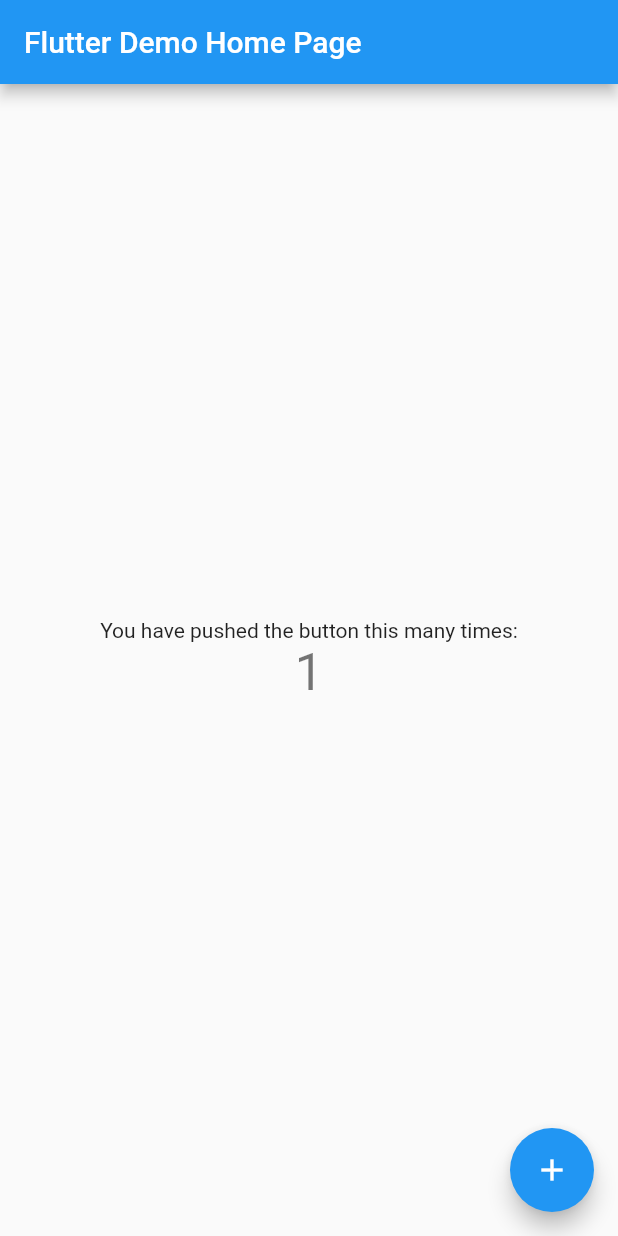
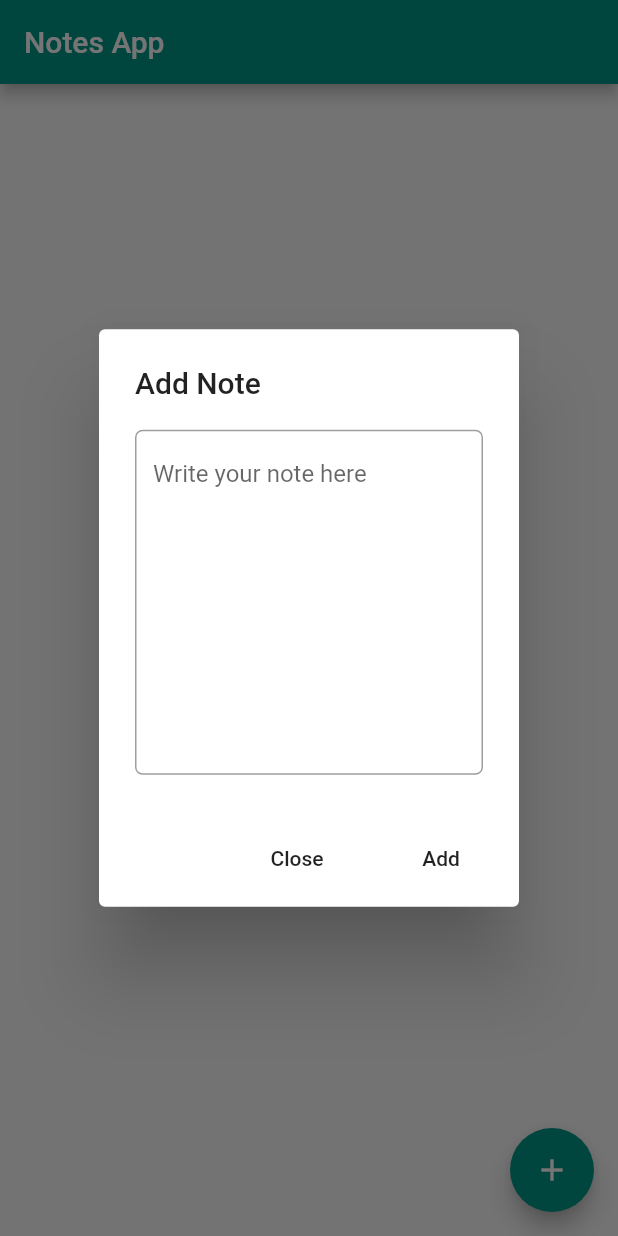
Before and after one commit to prashant2917/notesApp, a Flutter app: the screen it shows after launch, after a tap on the "add" icon, on a phone screen of 412 x 824 dp. Run offline on Flutter 3.47's test engine with Material 2 defaults, Android fonts, the phone set to English and light mode, and no system bars; our stand-ins replace fluttertoast.

Commit message:
Add note dialog Toast library

```diff
--- a/lib/main.dart
+++ b/lib/main.dart
@@ -1,4 +1,7 @@
 import 'package:flutter/material.dart';
+import 'package:fluttertoast/fluttertoast.dart';
+import 'package:notesapp/Utils.dart';
+
 
 void main() => runApp(MyApp());
 
@@ -12,100 +15,103 @@ class MyApp extends StatelessWidget {
         // This is the theme of your application.
         //
         // Try running your application with "flutter run". You'll see the
-        // application has a blue toolbar. Then, without quitting the app, try
+        // application has a teal toolbar. Then, without quitting the app, try
         // changing the primarySwatch below to Colors.green and then invoke
         // "hot reload" (press "r" in the console where you ran "flutter run",
         // or simply save your changes to "hot reload" in a Flutter IDE).
         // Notice that the counter didn't reset back to zero; the application
         // is not restarted.
-        primarySwatch: Colors.blue,
+        primarySwatch: Colors.teal,
       ),
-      home: MyHomePage(title: 'Flutter Demo Home Page'),
+     // home: MyHomePage(title: 'Notes App'),
+    home:MyHomePage(title: 'notes App'),
+      //home:GreenFrog(),
     );
   }
 }
+class GreenFrog extends StatelessWidget {
+  const GreenFrog({ Key key }) : super(key: key);
 
+  @override
+  Widget build(BuildContext context) {
+    return Container(color: const Color(0xFF2DBD3A));
+  }
+}
 class MyHomePage extends StatefulWidget {
   MyHomePage({Key key, this.title}) : super(key: key);
 
-  // This widget is the home page of your application. It is stateful, meaning
-  // that it has a State object (defined below) that contains fields that affect
-  // how it looks.
-
-  // This class is the configuration for the state. It holds the values (in this
-  // case the title) provided by the parent (in this case the App widget) and
-  // used by the build method of the State. Fields in a Widget subclass are
-  // always marked "final".
 
   final String title;
 
+
+
+
   @override
-  _MyHomePageState createState() => _MyHomePageState();
+ ShowDialogState createState() {
+   return ShowDialogState();
+
+  }
+
 }
 
-class _MyHomePageState extends State<MyHomePage> {
-  int _counter = 0;
-
-  void _incrementCounter() {
-    setState(() {
-      // This call to setState tells the Flutter framework that something has
-      // changed in this State, which causes it to rerun the build method below
-      // so that the display can reflect the updated values. If we changed
-      // _counter without calling setState(), then the build method would not be
-      // called again, and so nothing would appear to happen.
-      _counter++;
-    });
-  }
-
+class ShowDialogState extends State{
   @override
   Widget build(BuildContext context) {
-    // This method is rerun every time setState is called, for instance as done
-    // by the _incrementCounter method above.
-    //
-    // The Flutter framework has been optimized to make rerunning build methods
-    // fast, so that you can just rebuild anything that needs updating rather
-    // than having to individually change instances of widgets.
+    // TODO: implement build
+    //throw UnimplementedError();
     return Scaffold(
       appBar: AppBar(
         // Here we take the value from the MyHomePage object that was created by
         // the App.build method, and use it to set our appbar title.
-        title: Text(widget.title),
+        title: Text("Notes App"),
       ),
-      body: Center(
-        // Center is a layout widget. It takes a single child and positions it
-        // in the middle of the parent.
-        child: Column(
-          // Column is also a layout widget. It takes a list of children and
-          // arranges them vertically. By default, it sizes itself to fit its
-          // children horizontally, and tries to be as tall as its parent.
-          //
-          // Invoke "debug painting" (press "p" in the console, choose the
-          // "Toggle Debug Paint" action from the Flutter Inspector in Android
-          // Studio, or the "Toggle Debug Paint" command in Visual Studio Code)
-          // to see the wireframe for each widget.
-          //
-          // Column has various properties to control how it sizes itself and
-          // how it positions its children. Here we use mainAxisAlignment to
-          // center the children vertically; the main axis here is the vertical
-          // axis because Columns are vertical (the cross axis would be
-          // horizontal).
-          mainAxisAlignment: MainAxisAlignment.center,
-          children: <Widget>[
-            Text(
-              'You have pushed the button this many times:',
-            ),
-            Text(
-              '$_counter',
-              style: Theme.of(context).textTheme.headline4,
-            ),
-          ],
-        ),
-      ),
+
       floatingActionButton: FloatingActionButton(
-        onPressed: _incrementCounter,
-        tooltip: 'Increment',
         child: Icon(Icons.add),
+        onPressed: showAddNoteDialog,
       ), // This trailing comma makes auto-formatting nicer for build methods.
     );
   }
+
+  showAddNoteDialog() {
+    AlertDialog dialog = AlertDialog(
+        title: Text("Add Note"),
+        content:  TextField(
+            minLines: 10,
+            maxLines: 15,
+            autocorrect: false,
+            decoration: InputDecoration(
+              hintText: 'Write your note here',
+              filled: true,
+              fillColor: Colors.white,
+              enabledBorder: OutlineInputBorder(
+                borderRadius: BorderRadius.all(Radius.circular(5.0)),
+                borderSide: BorderSide(color: Colors.grey),
+              ),
+              focusedBorder: OutlineInputBorder(
+                borderRadius: BorderRadius.all(Radius.circular(5.0)),
+                borderSide: BorderSide(color: Colors.grey),
+              ),
+            )
+
+        ),
+    actions: <Widget>[
+      FlatButton(
+        child: Text("Close"),
+        onPressed:cancelPop,
+      ),
+      FlatButton(
+        child: Text("Add"),
+        onPressed: cancelPop,
+      )
+    ],
+    );
+
+    showDialog(context: context, builder: (BuildContext context) => dialog);
+  }
+
+  cancelPop(){
+    Navigator.of(context).pop();
+  }
+
 }
--- a/pubspec.yaml
+++ b/pubspec.yaml
@@ -23,6 +23,7 @@ dependencies:
   # The following adds the Cupertino Icons font to your application.
   # Use with the CupertinoIcons class for iOS style icons.
   cupertino_icons: ^0.1.2
+  fluttertoast: ^3.1.3
 
 dev_dependencies:
   flutter_test:
```
Also changed, not shown: lib/Utils.dart (added, +18 -0 lines), pubspec.lock, 1 other file.
